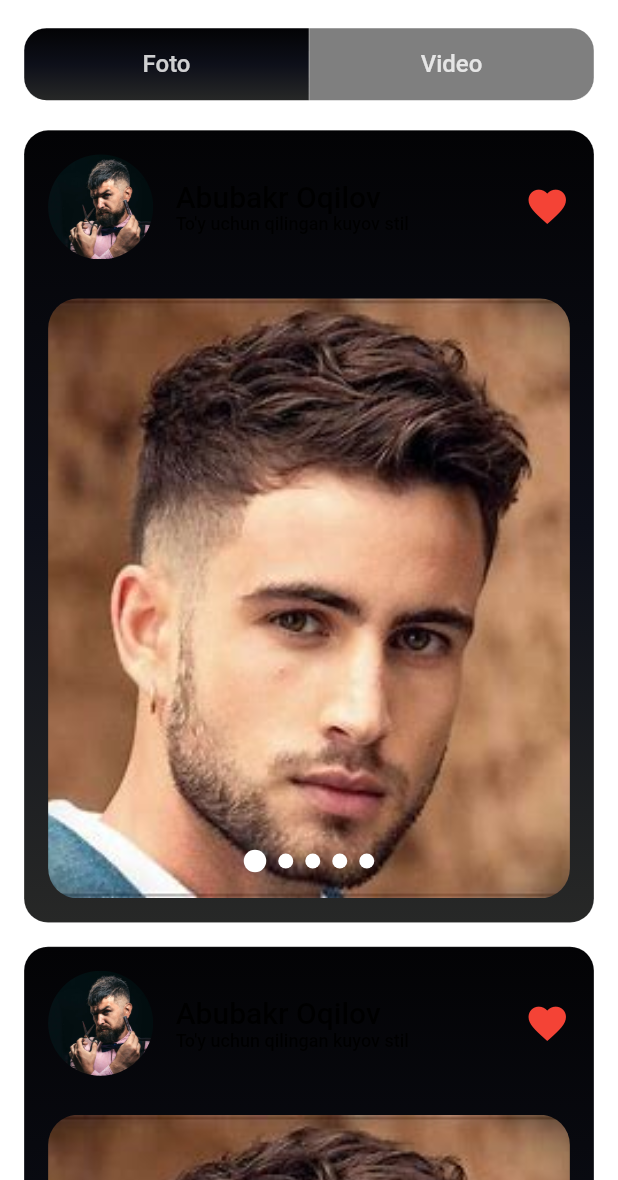
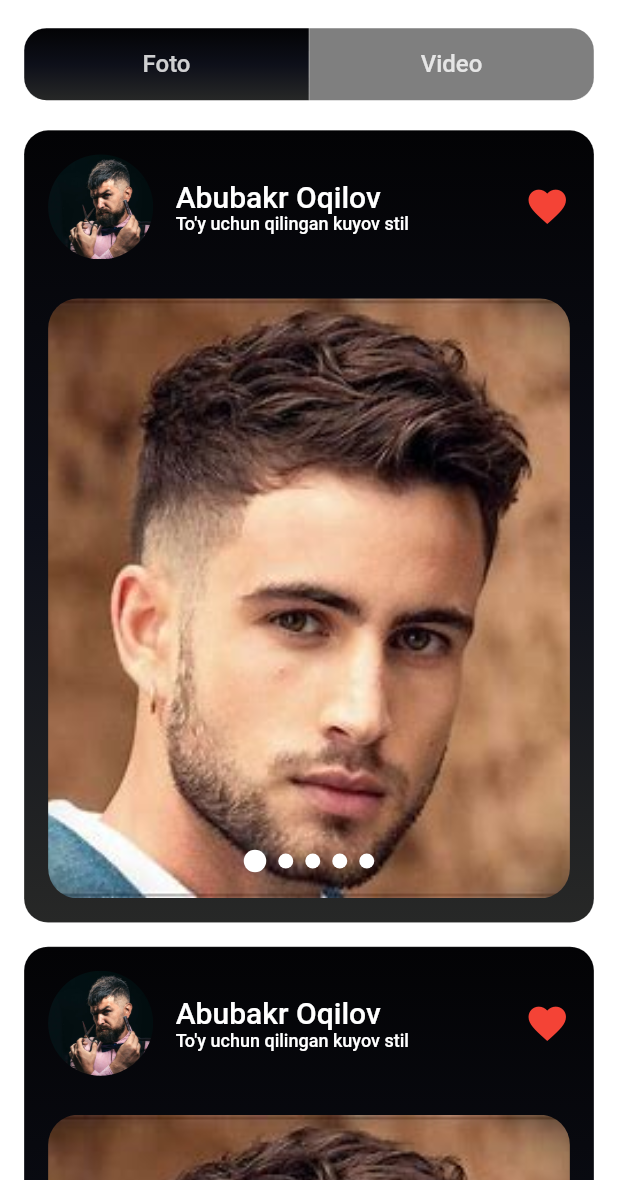
Before and after one commit to SHOX19JAXON/Alaska-Barber, a Flutter app: the BarberProjectScreen screen opened directly, on a phone screen of 412 x 824 dp, the part 56-1236 px from its top. Run offline on Flutter 3.47's test engine with Material 3 defaults, Android fonts, the phone set to English and light mode, and no system bars; our stand-ins replace adaptive_theme, carousel_slider, easy_localization, flick_video_player, flutter_rating_bar, lottie and 3 more; accounts and stored records are empty; Roboto replaces fonts that are missing (DM sans).

Commit message:
fix responsive

```diff
--- a/lib/screens/barber_work/barber_project_screen/barber_project_screen.dart
+++ b/lib/screens/barber_work/barber_project_screen/barber_project_screen.dart
@@ -161,7 +161,8 @@ class _BarberProjectScreenState extends State<BarberProjectScreen> {
   }
 
   Widget _buildVideoContent() {
-    return Column(
+    return PageView(
+      scrollDirection: Axis.vertical,
       children: [
         ...List.generate(
           items.length,
@@ -175,8 +176,7 @@ class _BarberProjectScreenState extends State<BarberProjectScreen> {
                     borderRadius: BorderRadius.circular(20),
                     color: const Color(0xFFF5F5F5),
                   ),
-                  child: Column(
-                    crossAxisAlignment: CrossAxisAlignment.start,
+                  child: ListView(
                     children: [
                       const Padding(
                         padding: EdgeInsets.symmetric(horizontal: 16, vertical: 25),
@@ -194,15 +194,17 @@ class _BarberProjectScreenState extends State<BarberProjectScreen> {
                           ],
                         ),
                       ),
-                      const Spacer(),
-                      SizedBox(
-                        height: 550,
+                      Padding(
+                        padding: const EdgeInsets.all(16),
+                        child: SizedBox(
+                          height : 500,
                           child: ClipRRect(
                             borderRadius: BorderRadius.circular(20),
                             child: FlickMultiPlayer(
                               url: items[index]['trailer_url'],
                               flickMultiManager: flickMultiManager,
                               image: items[index]['image'],
+                            ),
                           ),
                         ),
                       ),
--- a/lib/screens/barber_work/barber_project_screen/flick_controllers/flick_multi_player.dart
+++ b/lib/screens/barber_work/barber_project_screen/flick_controllers/flick_multi_player.dart
@@ -57,6 +57,7 @@ class _FlickMultiPlayerState extends State<FlickMultiPlayer> {
         child: FlickVideoPlayer(
           flickManager: flickManager,
           flickVideoWithControls: FlickVideoWithControls(
+            videoFit: BoxFit.cover,
             playerLoadingFallback: Positioned.fill(
               child: Stack(
                 children: <Widget>[
@@ -93,7 +94,7 @@ class _FlickMultiPlayerState extends State<FlickMultiPlayer> {
                   fit: BoxFit.fitWidth,
                 )),
             controls: const FlickLandscapeControls(),
-            iconThemeData: IconThemeData(
+            iconThemeData: const IconThemeData(
               size: 40,
               color: Colors.white,
             ),
--- a/lib/screens/barber_work/barber_project_screen/widget/photo_item.dart
+++ b/lib/screens/barber_work/barber_project_screen/widget/photo_item.dart
@@ -15,7 +15,7 @@ class PhotoItem extends StatelessWidget {
       margin: const EdgeInsets.only(left: 16 , right: 16 , bottom: 16),
       decoration: BoxDecoration(
           color: const Color(0xFFF5F5F5),
-          gradient: LinearGradient(
+          gradient: const LinearGradient(
             colors: [
               Color(0xFF030305),
               Color(0xFF0D0F19),
@@ -52,11 +52,11 @@ class PhotoItem extends StatelessWidget {
                   children: [
                     Text(
                       "Abubakr Oqilov",
-                      style: TextStyle(color: Colors.black, fontSize: 20),
+                      style: TextStyle(color: Colors.white, fontSize: 20),
                     ),
                     Text(
                       "To'y uchun qilingan kuyov stil ",
-                      style: TextStyle(color: Colors.black, fontSize: 12),
+                      style: TextStyle(color: Colors.white, fontSize: 12),
                     ),
                   ],
                 ),
```
Lines whose indentation alone changed are shown as unchanged.
